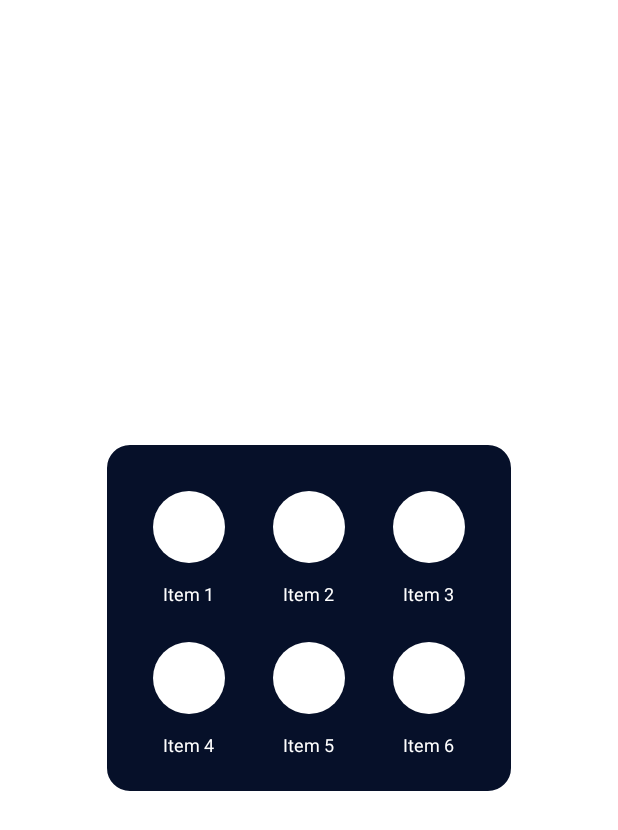
After one commit to rizz175/background_service, an Android app: the layout popup_layout.xml on its own in the app's theme, with its tools: preview values and no code run, on a phone screen of 412 x 824 dp. The commit adds this screen. Shown: the top 830 px of the screen. Run offline under Robolectric (Android 15) with nearby library versions, the phone set to English and light mode, and no system bars.

Commit message:
popup created

```diff
--- a/app/src/main/java/com/example/service_app/MainActivity.kt
+++ b/app/src/main/java/com/example/service_app/MainActivity.kt
@@ -1,20 +1,35 @@
 package com.example.service_app;
 
 import android.content.Intent
+import android.graphics.Color
+import android.graphics.drawable.ColorDrawable
 import android.os.Bundle
 import android.util.Log
+import android.view.View
+import android.view.ViewGroup
+import android.widget.Button
+import android.widget.ImageView
+import android.widget.PopupWindow
+import android.widget.Toast
 import androidx.appcompat.app.AppCompatActivity
 import androidx.fragment.app.Fragment
+import com.example.service_app.databinding.ActivityMainBinding
 import com.google.android.material.bottomnavigation.BottomNavigationView
 import org.json.JSONObject
 
 class MainActivity : AppCompatActivity() {
     private lateinit var bottomNavigationView: BottomNavigationView
+    private lateinit var binding: ActivityMainBinding
 
 
     override fun onCreate(savedInstanceState: Bundle?) {
         super.onCreate(savedInstanceState)
-        setContentView(R.layout.activity_main)
+        binding = ActivityMainBinding.inflate(layoutInflater)
+
+        setContentView(binding.root)
+        binding.mainButton.setOnClickListener {
+            showPopup(it)
+        }
 
         bottomNavigationView = findViewById(R.id.bottomNav)
         bottomNavigationView.selectedItemId = R.id.nav_profile
@@ -58,7 +73,44 @@ class MainActivity : AppCompatActivity() {
         stopService(serviceIntent)
         Log.d("MainActivity", "Service Stopped from MainActivity")
     }
+    private fun showPopup(anchorView: View) {
+        val popupView = layoutInflater.inflate(R.layout.popup_layout, null)
 
+        popupView.measure(View.MeasureSpec.UNSPECIFIED, View.MeasureSpec.UNSPECIFIED)
+        val width = popupView.measuredWidth
+        val height = popupView.measuredHeight
+
+        Log.d("MainActivity", "Popup dimensions - Width: $width, Height: $height")
+
+        val popupWindow = PopupWindow(
+            popupView,
+            width,
+            height,
+            true
+        )
+
+        popupView.findViewById<ImageView>(R.id.item1).setOnClickListener {
+            Toast.makeText(this, "Item 1 clicked", Toast.LENGTH_SHORT).show()
+        }
+        popupView.findViewById<ImageView>(R.id.item2).setOnClickListener {
+            Toast.makeText(this, "Item 2 clicked", Toast.LENGTH_SHORT).show()
+        }
+        popupView.findViewById<ImageView>(R.id.item3).setOnClickListener {
+            Toast.makeText(this, "Item 3 clicked", Toast.LENGTH_SHORT).show()
+        }
+        popupView.findViewById<ImageView>(R.id.item4).setOnClickListener {
+            Toast.makeText(this, "Item 4 clicked", Toast.LENGTH_SHORT).show()
+        }
+        popupView.findViewById<ImageView>(R.id.item5).setOnClickListener {
+            Toast.makeText(this, "Item 5 clicked", Toast.LENGTH_SHORT).show()
+        }
+        popupView.findViewById<ImageView>(R.id.item6).setOnClickListener {
+            Toast.makeText(this, "Item 6 clicked", Toast.LENGTH_SHORT).show()
+        }
+
+        popupWindow.showAsDropDown(anchorView)
+
+    }
     fun parseACL() {
         val result = mutableMapOf<String, Map<String, Int>>()
 
--- /dev/null
+++ b/app/src/main/res/drawable/circle_background.xml
@@ -0,0 +1,4 @@
+<shape xmlns:android="http://schemas.android.com/apk/res/android">
+    <solid android:color="@color/white" />
+    <corners android:radius="24dp" />
+</shape>
--- /dev/null
+++ b/app/src/main/res/drawable/popup_border.xml
@@ -0,0 +1,5 @@
+<shape xmlns:android="http://schemas.android.com/apk/res/android">
+    <solid android:color="@color/primaryColor"/>
+    <stroke android:color="@android:color/white" android:width="1dp"/>
+    <corners android:radius="16dp"/>
+</shape>
--- a/app/src/main/res/layout/activity_main.xml
+++ b/app/src/main/res/layout/activity_main.xml
@@ -7,13 +7,15 @@
     tools:context=".MainActivity">
 
     <com.google.android.material.floatingactionbutton.FloatingActionButton
-        android:id="@+id/fab"
+        android:id="@+id/mainButton"
         android:layout_width="wrap_content"
+        android:clickable="true"
         android:layout_height="wrap_content"
         android:layout_gravity="end|bottom"
         android:layout_marginBottom="70dp"
         android:layout_marginEnd="20dp"
         android:contentDescription="@string/edit_button"
+        android:focusable="true"
         android:src="@drawable/ic_edit"
         app:backgroundTint="@color/secondaryColor"
         app:tint="@color/gray" />
--- /dev/null
+++ b/app/src/main/res/layout/popup_layout.xml
@@ -0,0 +1,184 @@
+<LinearLayout
+    xmlns:android="http://schemas.android.com/apk/res/android"
+    android:layout_width="wrap_content"
+    android:layout_height="wrap_content"
+    android:orientation="vertical"
+    android:padding="16dp"
+    android:background="@drawable/popup_border"
+    android:layout_gravity="center">
+
+<LinearLayout
+android:layout_width="wrap_content"
+android:layout_height="wrap_content"
+android:orientation="horizontal"
+android:gravity="center">
+
+<LinearLayout
+    android:layout_width="wrap_content"
+    android:layout_height="wrap_content"
+    android:orientation="vertical"
+    android:gravity="center"
+    android:layout_margin="8dp">
+
+    <ImageView
+        android:id="@+id/item1"
+        android:layout_width="48dp"
+        android:layout_height="48dp"
+        android:layout_gravity="center"
+        android:background="@drawable/circle_background"
+        android:layout_margin="8dp"
+        android:contentDescription="Item 1" />
+
+    <TextView
+        android:id="@+id/item1Text"
+        android:layout_width="wrap_content"
+        android:layout_height="wrap_content"
+        android:text="Item 1"
+
+        android:layout_marginTop="4dp"
+        android:textColor="@android:color/white"
+        android:textSize="12sp" />
+</LinearLayout>
+
+<LinearLayout
+    android:layout_width="wrap_content"
+    android:layout_height="wrap_content"
+    android:orientation="vertical"
+    android:gravity="center"
+    android:layout_margin="8dp">
+
+    <ImageView
+        android:id="@+id/item2"
+        android:layout_width="48dp"
+        android:layout_height="48dp"
+        android:layout_gravity="center"
+        android:background="@drawable/circle_background"
+        android:layout_margin="8dp"
+        android:contentDescription="Item 2" />
+
+    <TextView
+        android:id="@+id/item2Text"
+        android:layout_width="wrap_content"
+        android:layout_height="wrap_content"
+        android:text="Item 2"
+        android:layout_marginTop="4dp"
+        android:textColor="@android:color/white"
+        android:textSize="12sp" />
+</LinearLayout>
+
+<LinearLayout
+    android:layout_width="wrap_content"
+    android:layout_height="wrap_content"
+    android:orientation="vertical"
+    android:gravity="center"
+    android:layout_margin="8dp">
+
+    <ImageView
+        android:id="@+id/item3"
+        android:layout_width="48dp"
+        android:layout_height="48dp"
+        android:layout_gravity="center"
+        android:background="@drawable/circle_background"
+        android:layout_margin="8dp"
+        android:contentDescription="Item 3" />
+
+    <TextView
+        android:id="@+id/item3Text"
+        android:layout_width="wrap_content"
+        android:layout_height="wrap_content"
+        android:text="Item 3"
+        android:layout_marginTop="4dp"
+        android:textColor="@android:color/white"
+        android:textSize="12sp" />
+</LinearLayout>
+</LinearLayout>
+
+<LinearLayout
+android:layout_width="wrap_content"
+android:layout_height="wrap_content"
+android:orientation="horizontal"
+android:gravity="center">
+
+
+<LinearLayout
+    android:layout_width="wrap_content"
+    android:layout_height="wrap_content"
+    android:orientation="vertical"
+    android:gravity="center"
+    android:layout_margin="8dp">
+
+    <ImageView
+        android:id="@+id/item4"
+        android:layout_width="48dp"
+        android:layout_height="48dp"
+        android:layout_gravity="center"
+        android:background="@drawable/circle_background"
+        android:layout_margin="8dp"
+        android:contentDescription="Item 4" />
+
+
+    <TextView
+        android:id="@+id/item4Text"
+        android:layout_width="wrap_content"
+        android:layout_height="wrap_content"
+        android:text="Item 4"
+        android:layout_marginTop="4dp"
+        android:textColor="@android:color/white"
+        android:textSize="12sp" />
+</LinearLayout>
+
+<LinearLayout
+    android:layout_width="wrap_content"
+    android:layout_height="wrap_content"
+    android:orientation="vertical"
+    android:gravity="center"
+    android:layout_margin="8dp">
+
+    <ImageView
+        android:id="@+id/item5"
+        android:layout_width="48dp"
+        android:layout_height="48dp"
+        android:layout_gravity="center"
+        android:background="@drawable/circle_background"
+        android:layout_margin="8dp"
+        android:contentDescription="Item 5" />
+
+    <TextView
+        android:id="@+id/item5Text"
+        android:layout_width="wrap_content"
+        android:layout_height="wrap_content"
+        android:text="Item 5"
+        android:layout_marginTop="4dp"
+        android:textColor="@android:color/white"
+        android:textSize="12sp" />
+</LinearLayout>
+
+
+<LinearLayout
+    android:layout_width="wrap_content"
+    android:layout_height="wrap_content"
+    android:orientation="vertical"
+    android:gravity="center"
+    android:layout_margin="8dp">
+
+    <ImageView
+        android:id="@+id/item6"
+        android:layout_width="48dp"
+        android:layout_height="48dp"
+        android:layout_gravity="center"
+        android:background="@drawable/circle_background"
+        android:layout_margin="8dp"
+        android:contentDescription="Item 6" />
+
+
+    <TextView
+        android:id="@+id/item6Text"
+        android:layout_width="wrap_content"
+        android:layout_height="wrap_content"
+        android:text="Item 6"
+        android:layout_marginTop="4dp"
+        android:textColor="@android:color/white"
+        android:textSize="12sp" />
+</LinearLayout>
+</LinearLayout>
+    </LinearLayout>
```
